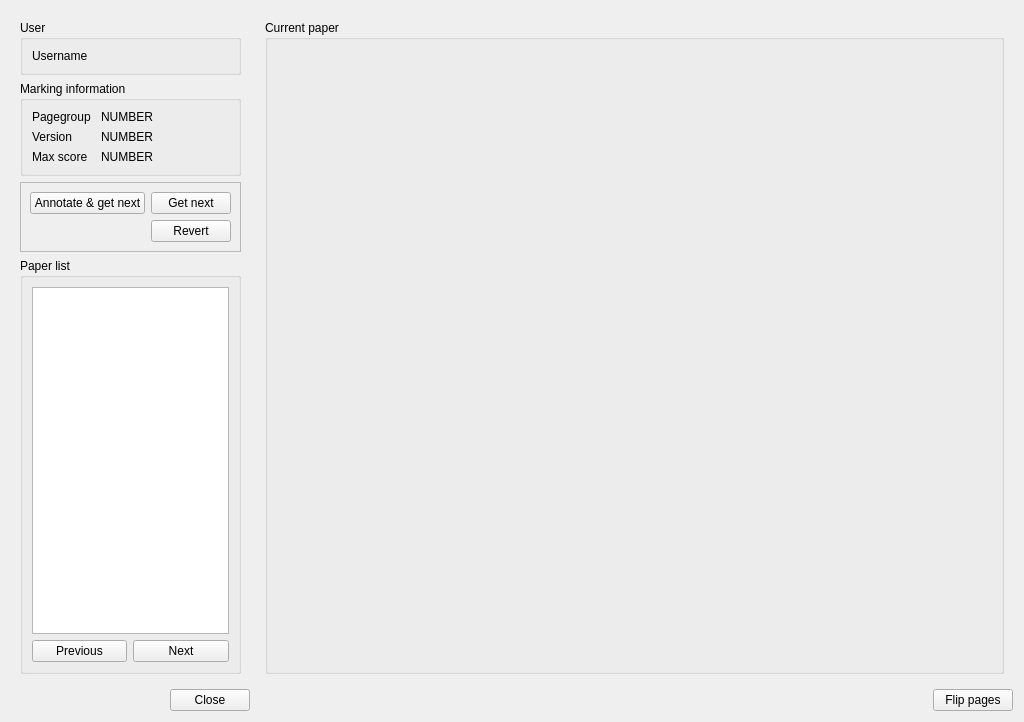
Above: clients/uiFiles/ui_marker.ui from plomgrading/plom before the change. Below: the same form after it.
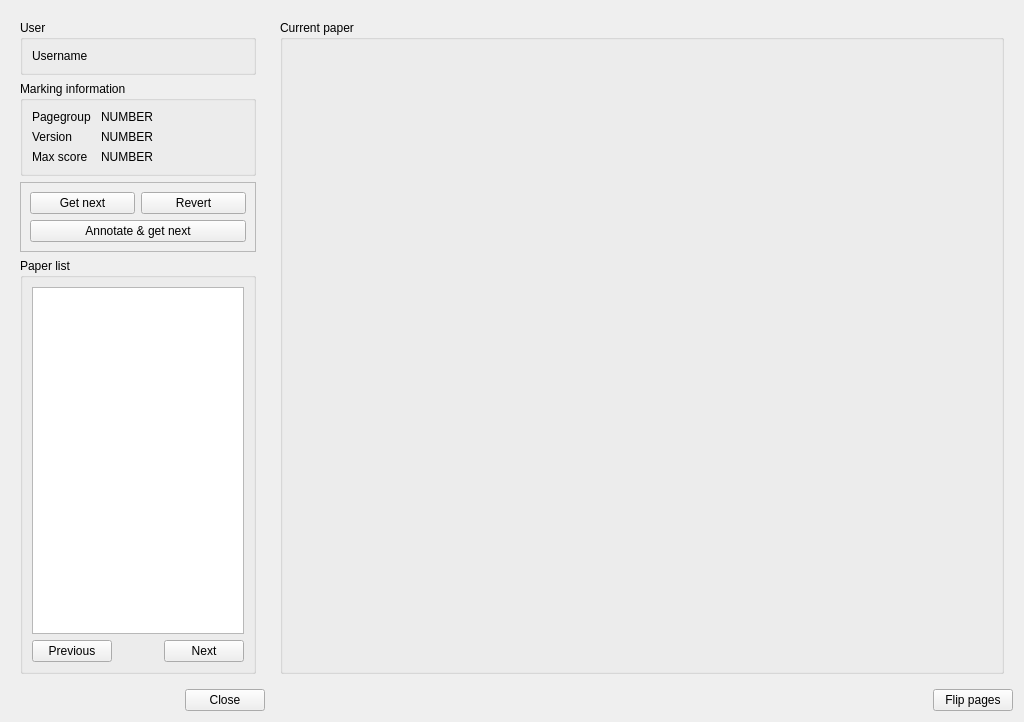
That is the form after the change. Custom widgets are drawn as their Qt base class.

Commit message: Tweaked tools to hopefully avoid the None-type error that caused occasionaly crashes

```diff
--- a/clients/uiFiles/ui_marker.ui
+++ b/clients/uiFiles/ui_marker.ui
@@ -123,21 +123,14 @@
          <enum>QFrame::Raised</enum>
         </property>
         <layout class="QGridLayout" name="gridLayout">
-         <item row="1" column="1">
-          <widget class="QPushButton" name="revertButton">
-           <property name="text">
-            <string>Revert</string>
-           </property>
-          </widget>
-         </item>
-         <item row="0" column="1">
+         <item row="0" column="0">
           <widget class="QPushButton" name="getNextButton">
            <property name="text">
             <string>Get next</string>
            </property>
           </widget>
          </item>
-         <item row="0" column="0">
+         <item row="1" column="0" colspan="2">
           <widget class="QPushButton" name="annButton">
            <property name="sizePolicy">
             <sizepolicy hsizetype="Minimum" vsizetype="Fixed">
@@ -150,6 +143,13 @@
            </property>
           </widget>
          </item>
+         <item row="0" column="1">
+          <widget class="QPushButton" name="revertButton">
+           <property name="text">
+            <string>Revert</string>
+           </property>
+          </widget>
+         </item>
         </layout>
        </widget>
       </item>
@@ -165,7 +165,7 @@
          <string>Paper list</string>
         </property>
         <layout class="QGridLayout" name="gridLayout_2">
-         <item row="0" column="0" colspan="2">
+         <item row="0" column="0" colspan="3">
           <widget class="SimpleTableView" name="tableView">
            <property name="editTriggers">
             <set>QAbstractItemView::NoEditTriggers</set>
@@ -178,7 +178,7 @@
            </property>
           </widget>
          </item>
-         <item row="1" column="1">
+         <item row="1" column="2">
           <widget class="QPushButton" name="nextButton">
            <property name="text">
             <string>Next</string>
@@ -192,6 +192,22 @@
            </property>
           </widget>
          </item>
+         <item row="1" column="1">
+          <spacer name="horizontalSpacer_3">
+           <property name="orientation">
+            <enum>Qt::Horizontal</enum>
+           </property>
+           <property name="sizeType">
+            <enum>QSizePolicy::MinimumExpanding</enum>
+           </property>
+           <property name="sizeHint" stdset="0">
+            <size>
+             <width>40</width>
+             <height>20</height>
+            </size>
+           </property>
+          </spacer>
+         </item>
         </layout>
        </widget>
       </item>
```
Left out of the diff: 10 changed lines with no effect on the pictures. The commit also changes 3 other files.
